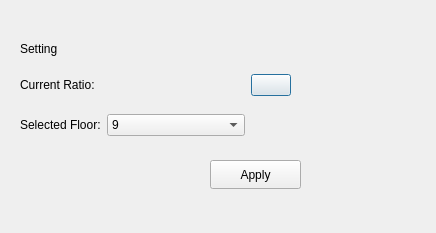
Before: the Qt Designer form final/mapsettings.ui in FinalMission/raspberry-pi-qt, drawn with Qt 5.
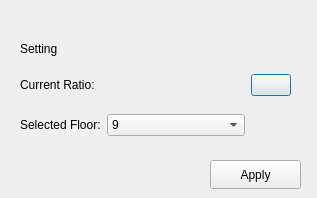
After: the same form once the commit is applied. Icons and pictures are not drawn.

```diff
--- a/final/mapsettings.ui
+++ b/final/mapsettings.ui
@@ -6,8 +6,8 @@
    <rect>
     <x>0</x>
     <y>0</y>
-    <width>436</width>
-    <height>233</height>
+    <width>317</width>
+    <height>198</height>
    </rect>
   </property>
   <property name="windowTitle">
```
Left out of the diff: 3 changed lines with no effect on the pictures.
